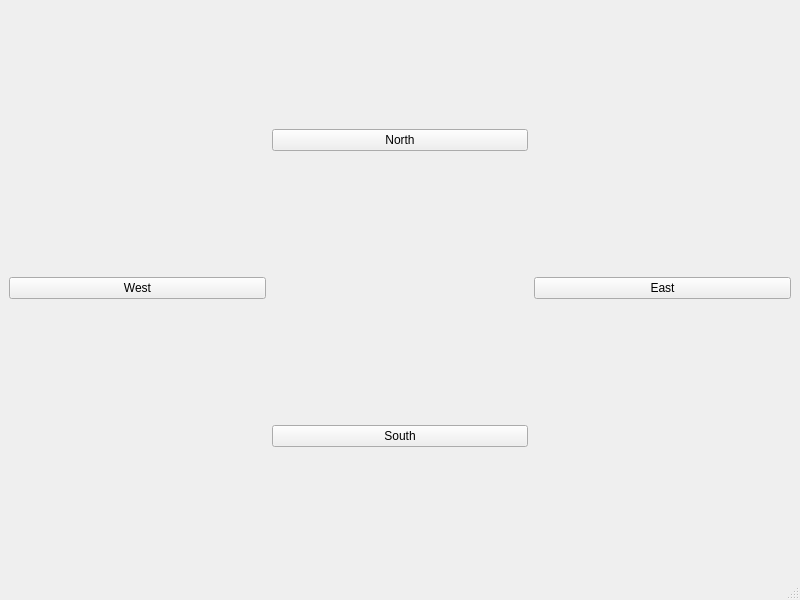
The window that Zork/zork.ui (Metagawa/Zorklike-Game-University-Life) describes before a commit, drawn with Qt 5.
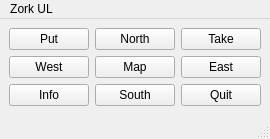
The same window after the commit.

```diff
--- a/Zork/zork.ui
+++ b/Zork/zork.ui
@@ -6,8 +6,8 @@
    <rect>
     <x>0</x>
     <y>0</y>
-    <width>800</width>
-    <height>600</height>
+    <width>270</width>
+    <height>139</height>
    </rect>
   </property>
   <property name="windowTitle">
@@ -15,31 +15,66 @@
   </property>
   <widget class="QWidget" name="centralwidget">
    <layout class="QGridLayout" name="gridLayout">
-    <item row="1" column="3">
+    <item row="0" column="4">
+     <widget class="QPushButton" name="takeButton">
+      <property name="text">
+       <string>Take</string>
+      </property>
+     </widget>
+    </item>
+    <item row="0" column="3">
+     <widget class="QPushButton" name="northButton">
+      <property name="text">
+       <string>North</string>
+      </property>
+     </widget>
+    </item>
+    <item row="2" column="3">
+     <widget class="QPushButton" name="southButton">
+      <property name="text">
+       <string>South</string>
+      </property>
+     </widget>
+    </item>
+    <item row="1" column="4">
      <widget class="QPushButton" name="eastButton">
       <property name="text">
        <string>East</string>
       </property>
      </widget>
     </item>
-    <item row="1" column="1">
+    <item row="2" column="4">
+     <widget class="QPushButton" name="quitButton">
+      <property name="text">
+       <string>Quit</string>
+      </property>
+     </widget>
+    </item>
+    <item row="1" column="3">
+     <widget class="QPushButton" name="mapButton">
+      <property name="text">
+       <string>Map</string>
+      </property>
+     </widget>
+    </item>
+    <item row="0" column="2">
+     <widget class="QPushButton" name="putButton">
+      <property name="text">
+       <string>Put</string>
+      </property>
+     </widget>
+    </item>
+    <item row="1" column="2">
      <widget class="QPushButton" name="westButton">
       <property name="text">
        <string>West</string>
       </property>
      </widget>
     </item>
-    <item row="0" column="2">
-     <widget class="QPushButton" name="northButton">
-      <property name="text">
-       <string>North</string>
-      </property>
-     </widget>
-    </item>
     <item row="2" column="2">
-     <widget class="QPushButton" name="southButton">
+     <widget class="QPushButton" name="infoButton">
       <property name="text">
-       <string>South</string>
+       <string>Info</string>
       </property>
      </widget>
     </item>
@@ -50,10 +85,16 @@
     <rect>
      <x>0</x>
      <y>0</y>
-     <width>800</width>
-     <height>20</height>
+     <width>270</width>
+     <height>21</height>
     </rect>
    </property>
+   <widget class="QMenu" name="menuZork_UL">
+    <property name="title">
+     <string>Zork UL</string>
+    </property>
+   </widget>
+   <addaction name="menuZork_UL"/>
   </widget>
   <widget class="QStatusBar" name="statusbar"/>
  </widget>
```
